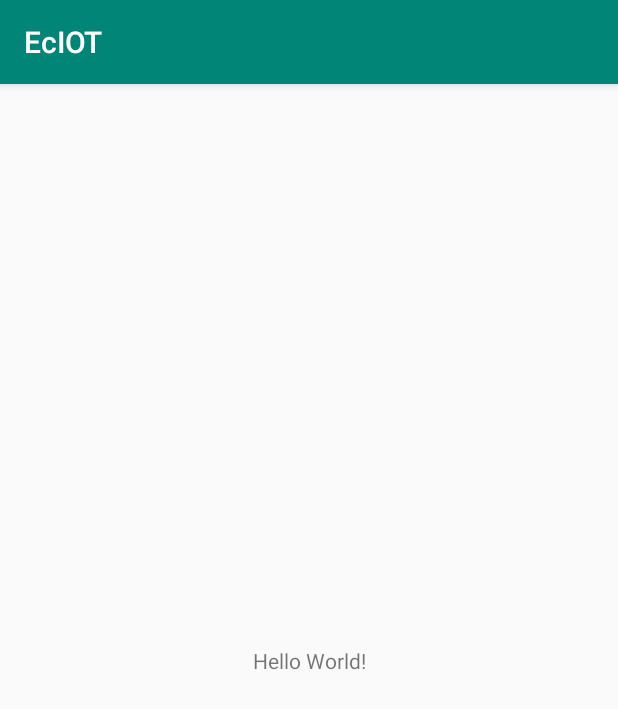
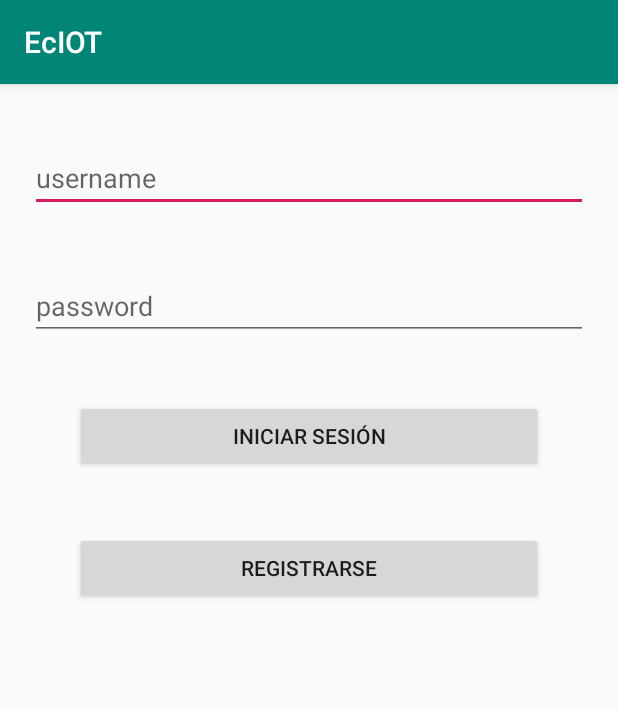
Before and after one commit to SteevenRodriguez/AMSTEcIOT, an Android app: the screen it shows after launch (MainActivity), on a phone screen of 412 x 824 dp. Shown: the top 709 px of the screen. Run offline under Robolectric (Android 15) with nearby library versions, the phone set to English and light mode, and no system bars.

Commit message:
Update activity_main.xml
Se añade el código del archivo Activity_main.xml para la ventana de inicio de sesion.

```diff
--- a/app/src/main/res/layout/activity_main.xml
+++ b/app/src/main/res/layout/activity_main.xml
@@ -1,4 +1,5 @@
 <?xml version="1.0" encoding="utf-8"?>
+
 <android.support.constraint.ConstraintLayout xmlns:android="http://schemas.android.com/apk/res/android"
     xmlns:app="http://schemas.android.com/apk/res-auto"
     xmlns:tools="http://schemas.android.com/tools"
@@ -6,13 +7,63 @@
     android:layout_height="match_parent"
     tools:context=".MainActivity">
 
-    <TextView
-        android:layout_width="wrap_content"
-        android:layout_height="wrap_content"
-        android:text="Hello World!"
-        app:layout_constraintBottom_toBottomOf="parent"
-        app:layout_constraintLeft_toLeftOf="parent"
-        app:layout_constraintRight_toRightOf="parent"
-        app:layout_constraintTop_toTopOf="parent" />
+    <LinearLayout
+        android:layout_width="match_parent"
+        android:layout_height="match_parent"
+        android:orientation="vertical">      //k
 
+        <!-- INICIO NES
+             DESCRIPCION:  ARCHIVO XML QUE CONTIENE EL LOGIN DE LA APP
+       -->
+        <!-- CAMPO PARA AGREGAR EL USUARIO CON QUE SE VA A HACER LOGIN -->
+        <EditText
+            android:id="@+id/txtUsuario"
+            style="@style/Widget.AppCompat.EditText"
+            android:layout_width="match_parent"
+            android:layout_height="wrap_content"
+            android:layout_marginLeft="20dp"
+            android:layout_marginTop="40dp"
+            android:layout_marginRight="20dp"
+            android:ems="10"
+            android:hint="@string/username"
+            android:importantForAutofill="no"
+            android:inputType="textPersonName"
+            android:selectAllOnFocus="false"
+            android:singleLine="false" />
+
+        <!-- CAMPO PARA AGRREGAR LA CONTRASENIA DEL LOGIN -->
+        <EditText
+            android:id="@+id/txtPassword"
+            android:layout_width="match_parent"
+            android:layout_height="wrap_content"
+            android:layout_marginLeft="20dp"
+            android:layout_marginTop="40dp"
+            android:layout_marginRight="20dp"
+            android:ems="10"
+            android:hint="@string/password"
+            android:importantForAutofill="no"
+            android:inputType="textPassword" />
+
+        <!-- BOTON PARA INICIO DE SESION -->
+        <Button
+            android:id="@+id/btnInicio"
+            android:layout_width="match_parent"
+            android:layout_height="wrap_content"
+            android:layout_marginLeft="50dp"
+            android:layout_marginTop="40dp"
+            android:layout_marginRight="50dp"
+            android:text="@string/login" />
+
+        <!-- BOTON OPARA REGISTRARSE EN CASO DE NO TENER CUENTA -->
+        <Button
+            android:id="@+id/btnRegistrar"
+            android:layout_width="match_parent"
+            android:layout_height="wrap_content"
+            android:layout_marginLeft="50dp"
+            android:layout_marginTop="40dp"
+            android:layout_marginRight="50dp"
+            android:text="@string/register" />
+    </LinearLayout>
+
+    <!-- FIN NES -->
 </android.support.constraint.ConstraintLayout>
```
